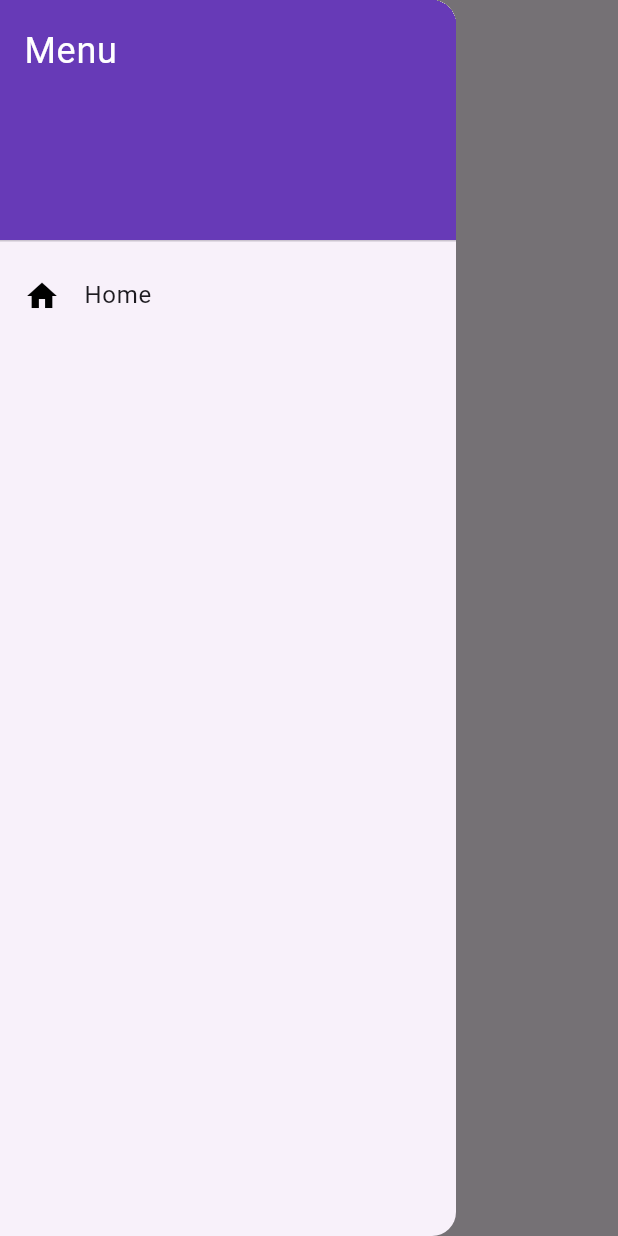
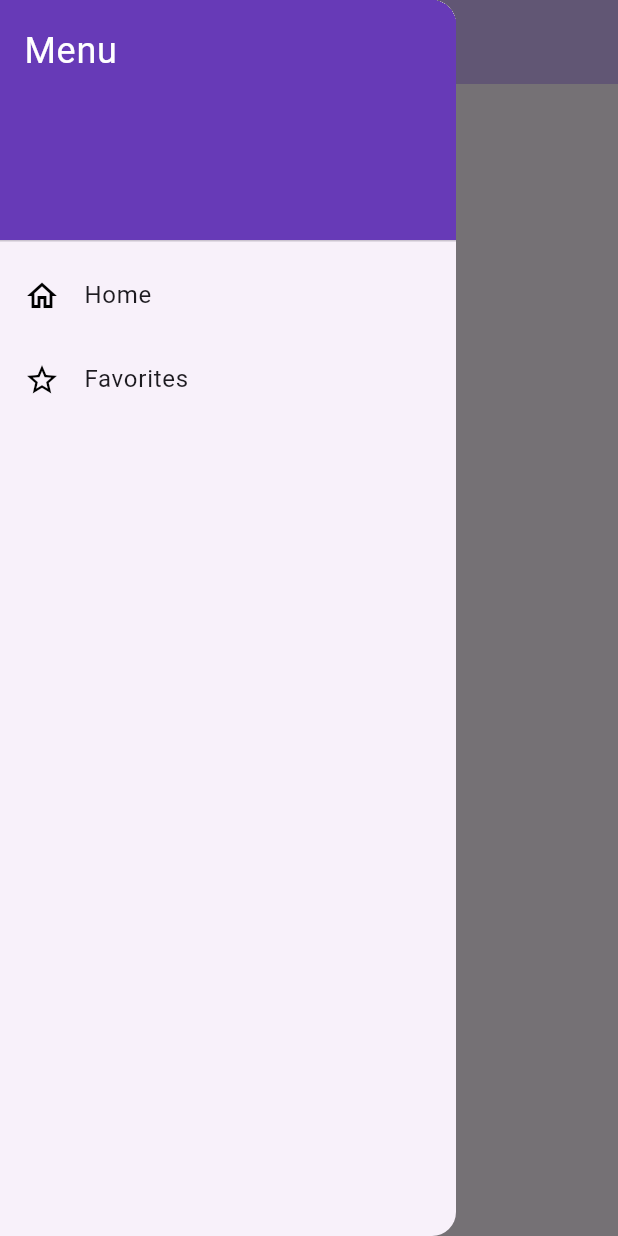
Before and after one commit to marcsaffold17/GetFitApp, a Flutter app: the FavoritesPage screen opened directly, with the side drawer open, on a phone screen of 412 x 824 dp. Run offline on Flutter 3.47's test engine with Material 3 defaults, Android fonts, the phone set to English and light mode, and no system bars; our stand-ins replace cloud_firestore, firebase_core; accounts and stored records are empty.

Commit message:
moved nav bar to separate page

```diff
--- a/get_fit_app/lib/main.dart
+++ b/get_fit_app/lib/main.dart
@@ -1,6 +1,6 @@
 import 'package:flutter/material.dart';
 import 'view/view.dart';
-
+import 'view/nav_bar.dart';
 import 'package:flutter/material.dart';
 import 'package:cloud_firestore/cloud_firestore.dart';
 import 'package:firebase_core/firebase_core.dart';
@@ -18,21 +18,7 @@ class MyApp extends StatelessWidget {
     return MaterialApp(
       title: 'Flutter Demo',
       theme: ThemeData(
-        // This is the theme of your application.
-        //
-        // TRY THIS: Try running your application with "flutter run". You'll see
-        // the application has a purple toolbar. Then, without quitting the app,
-        // try changing the seedColor in the colorScheme below to Colors.green
-        // and then invoke "hot reload" (save your changes or press the "hot
-        // reload" button in a Flutter-supported IDE, or press "r" if you used
-        // the command line to start the app).
-        //
-        // Notice that the counter didn't reset back to zero; the application
-        // state is not lost during the reload. To reset the state, use hot
-        // restart instead.
-        //
-        // This works for code too, not just values: Most code changes can be
-        // tested with just a hot reload.
+
         colorScheme: ColorScheme.fromSeed(seedColor: Colors.deepPurple),
       ),
       home: const MyHomePage(title: 'Flutter Demo Home Page'),
@@ -42,15 +28,6 @@ class MyApp extends StatelessWidget {
 
 class MyHomePage extends StatefulWidget {
   const MyHomePage({super.key, required this.title});
-
-  // This widget is the home page of your application. It is stateful, meaning
-  // that it has a State object (defined below) that contains fields that affect
-  // how it looks.
-
-  // This class is the configuration for the state. It holds the values (in this
-  // case the title) provided by the parent (in this case the App widget) and
-  // used by the build method of the State. Fields in a Widget subclass are
-  // always marked "final".
 
   final String title;
 
@@ -82,31 +59,7 @@ class _MyHomePageState extends State<MyHomePage> {
             .inversePrimary,
         title: Text(widget.title),
       ),
-      drawer: Drawer(
-        child: ListView(
-          padding: EdgeInsets.zero,
-          children: [
-            const DrawerHeader(
-              decoration: BoxDecoration(color: Colors.deepPurple),
-              child: Text(
-                'Menu',
-                style: TextStyle(color: Colors.white, fontSize: 24),
-              ),
-            ),
-            ListTile(
-              leading: const Icon(Icons.star_border_outlined, color: Colors.black),
-              title: const Text("Go to Favorites"),
-              onTap: () {
-                Navigator.push(
-                  context,
-                  MaterialPageRoute(
-                      builder: (context) => const FavoritesPage()),
-                );
-              },
-            ),
-          ],
-        ),
-      ),
+      drawer: const NavBar(),
       body: Center(
         child: Column(
           mainAxisAlignment: MainAxisAlignment.center,
--- /dev/null
+++ b/get_fit_app/lib/view/nav_bar.dart
@@ -0,0 +1,41 @@
+import 'package:flutter/material.dart';
+import '../view/view.dart';
+
+class NavBar extends StatelessWidget {
+  const NavBar({super.key});
+
+  @override
+  Widget build(BuildContext context) {
+    return Drawer(
+      child: ListView(
+        padding: EdgeInsets.zero,
+        children: [
+          const DrawerHeader(
+            decoration: BoxDecoration(color: Colors.deepPurple),
+            child: Text(
+              'Menu',
+              style: TextStyle(color: Colors.white, fontSize: 24),
+            ),
+          ),
+          ListTile(
+            leading: const Icon(Icons.home_outlined, color: Colors.black),
+            title: const Text("Home"),
+            onTap: () {
+              Navigator.popUntil(context, (route) => route.isFirst);
+            },
+          ),
+          ListTile(
+            leading: const Icon(Icons.star_border_outlined, color: Colors.black),
+            title: const Text("Favorites"),
+            onTap: () {
+              Navigator.push(
+                context,
+                MaterialPageRoute(builder: (context) => const FavoritesPage()),
+              );
+            },
+          ),
+        ],
+      ),
+    );
+  }
+}
--- a/get_fit_app/lib/view/view.dart
+++ b/get_fit_app/lib/view/view.dart
@@ -1,4 +1,8 @@
 import 'package:flutter/material.dart';
+import 'nav_bar.dart';
+import 'package:flutter/material.dart';
+import 'package:cloud_firestore/cloud_firestore.dart';
+import 'package:firebase_core/firebase_core.dart';
 
 class FavoritesPage extends StatelessWidget {
   const FavoritesPage({super.key});
@@ -7,31 +11,15 @@ class FavoritesPage extends StatelessWidget {
   Widget build(BuildContext context) {
     return Scaffold(
       appBar: AppBar(
+        backgroundColor: Theme
+            .of(context)
+            .colorScheme
+            .inversePrimary,
         title: const Text('Favorites'),
       ),
-      drawer: Drawer(
-        child: ListView(
-          padding: EdgeInsets.zero,
-          children: [
-            const DrawerHeader(
-              decoration: BoxDecoration(color: Colors.deepPurple),
-              child: Text(
-                'Menu',
-                style: TextStyle(color: Colors.white, fontSize: 24),
-              ),
-            ),
-            ListTile(
-              leading: const Icon(Icons.home, color: Colors.black),
-              title: const Text("Home"),
-              onTap: () {
-                Navigator.popUntil(context, (route) => route.isFirst);
-              },
-            ),
-          ],
-        ),
-      ),
+      drawer: const NavBar(),
       body: const Center(
-        child: Text('This is the Favorites Page'),
+        child: Text('No Favorites right now'),
       ),
     );
   }
```
